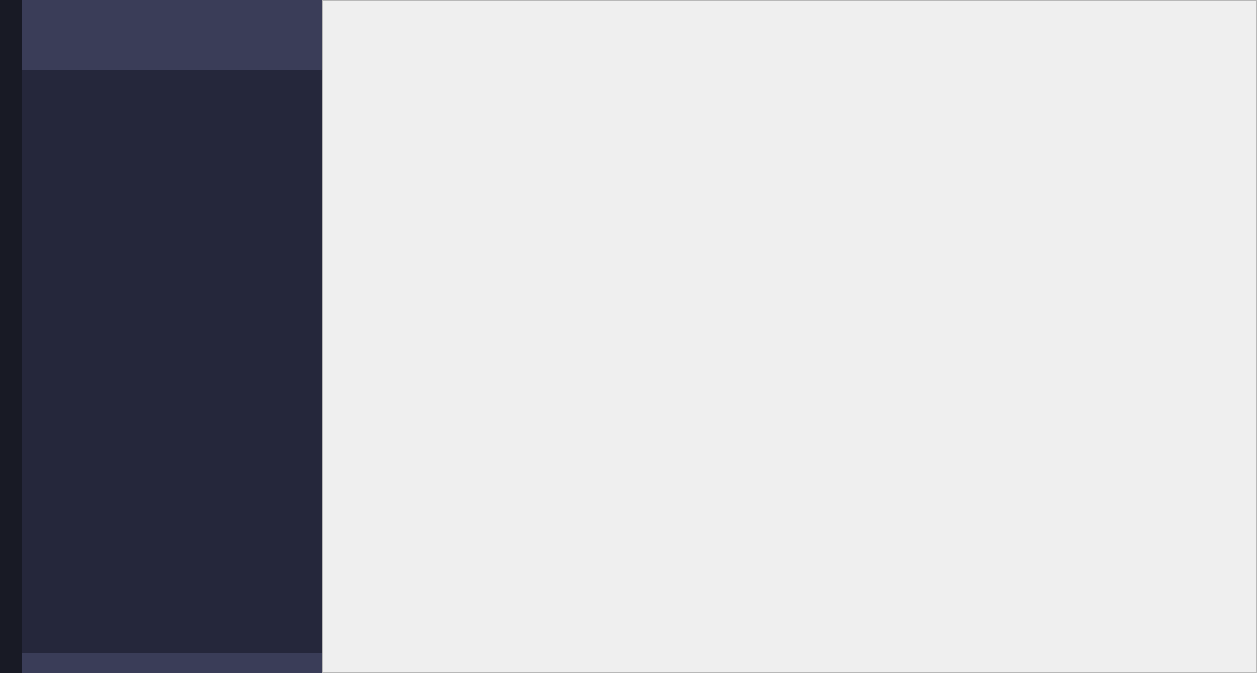
Above: Ver_2_0/JX_Editor_2_0/mainwindow.ui from IvanidzeKutnyk/BKR before the change. Below: the same form after it.
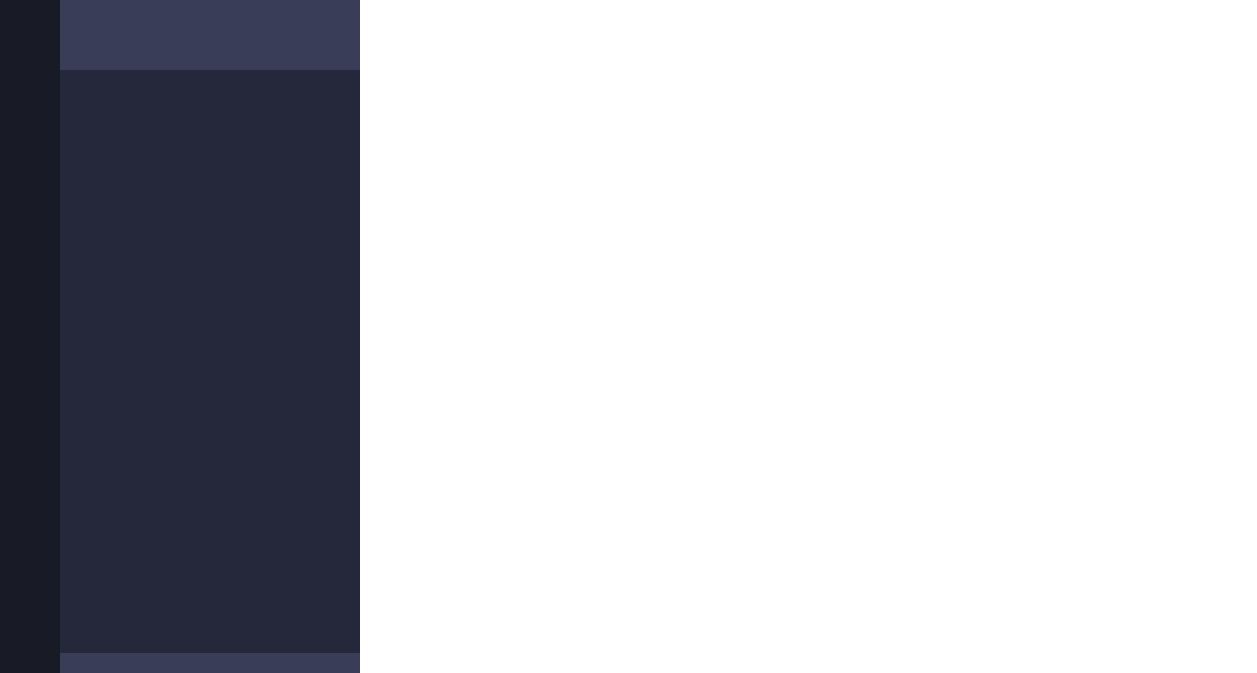
That is the form after the change. Icons and pictures are not drawn.

Patch:
```diff
--- a/Ver_2_0/JX_Editor_2_0/mainwindow.ui
+++ b/Ver_2_0/JX_Editor_2_0/mainwindow.ui
@@ -285,68 +285,6 @@
        <property name="bottomMargin">
         <number>0</number>
        </property>
-       <item>
-        <widget class="QScrollArea" name="scrollArea">
-         <property name="widgetResizable">
-          <bool>true</bool>
-         </property>
-         <widget class="QWidget" name="scrollAreaWidgetContents">
-          <property name="geometry">
-           <rect>
-            <x>0</x>
-            <y>0</y>
-            <width>933</width>
-            <height>671</height>
-           </rect>
-          </property>
-          <layout class="QGridLayout" name="gridLayout_4">
-           <property name="leftMargin">
-            <number>0</number>
-           </property>
-           <property name="topMargin">
-            <number>0</number>
-           </property>
-           <property name="rightMargin">
-            <number>0</number>
-           </property>
-           <property name="bottomMargin">
-            <number>0</number>
-           </property>
-           <item row="1" column="0">
-            <spacer name="verticalSpacer_3">
-             <property name="orientation">
-              <enum>Qt::Vertical</enum>
-             </property>
-             <property name="sizeHint" stdset="0">
-              <size>
-               <width>20</width>
-               <height>626</height>
-              </size>
-             </property>
-            </spacer>
-           </item>
-           <item row="0" column="0">
-            <widget class="QWidget" name="InputInfo" native="true">
-             <layout class="QVBoxLayout" name="verticalLayout_7">
-              <property name="leftMargin">
-               <number>2</number>
-              </property>
-              <property name="topMargin">
-               <number>2</number>
-              </property>
-              <property name="rightMargin">
-               <number>2</number>
-              </property>
-              <property name="bottomMargin">
-               <number>2</number>
-              </property>
-             </layout>
-            </widget>
-           </item>
-          </layout>
-         </widget>
-        </widget>
-       </item>
       </layout>
      </widget>
     </item>
```
